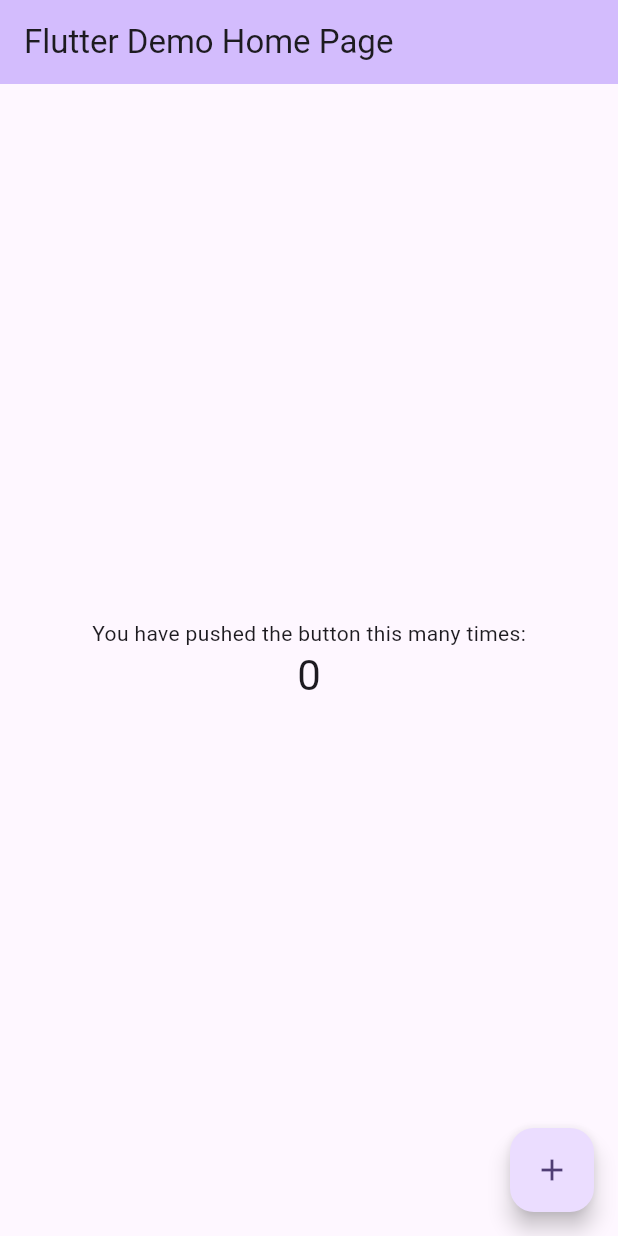
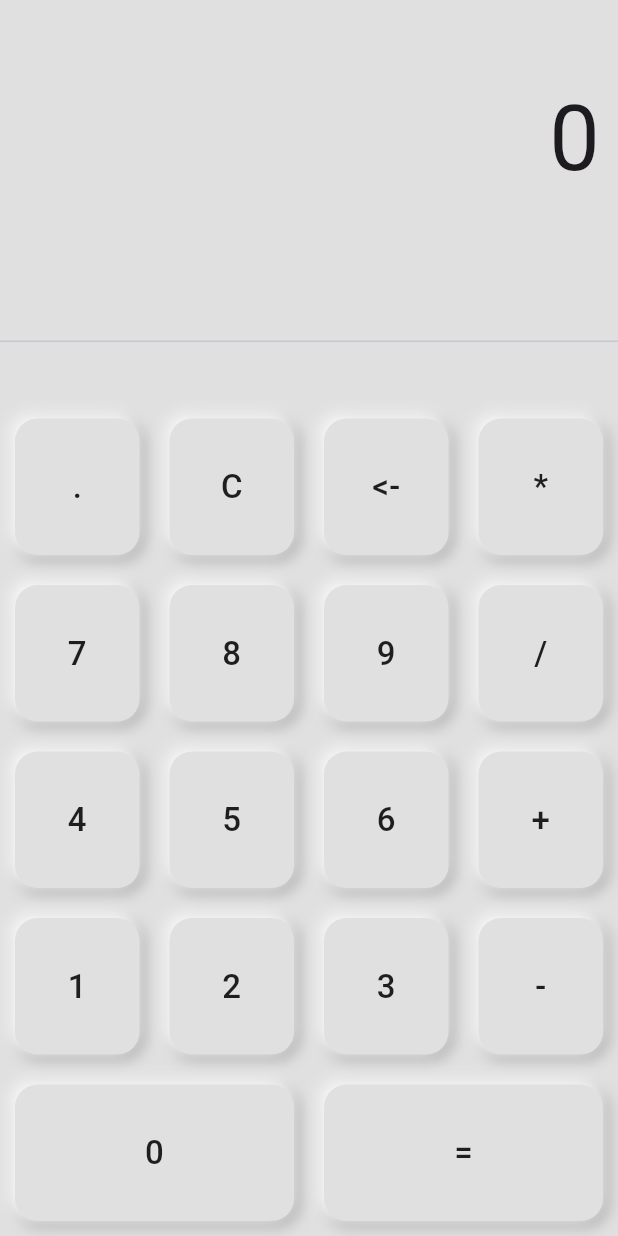
Before and after one commit to kiokomuinde/calc_flutter, a Flutter app: the screen it shows after launch, on a phone screen of 412 x 824 dp. Run offline on Flutter 3.47's test engine with Material 3 defaults, Android fonts, the phone set to English and light mode, and no system bars.

Commit message:
I added and edited the Functions in main Homepage

```diff
--- a/lib/main.dart
+++ b/lib/main.dart
@@ -1,125 +1,174 @@
+// import 'package:flutter/cupertino.dart';
 import 'package:flutter/material.dart';
 
-void main() {
-  runApp(const MyApp());
+void main() => runApp(MaterialApp(
+  debugShowCheckedModeBanner: false,
+  home: HomeApp(),
+));
+
+class HomeApp extends StatefulWidget {
+  @override
+  _HomeAppState createState() => _HomeAppState();
+
 }
 
-class MyApp extends StatelessWidget {
-  const MyApp({super.key});
+class _HomeAppState extends State<HomeApp> {
+  String output = "0";
 
-  // This widget is the root of your application.
+  String _out = "0";
+  double num1 = 0.0;
+  double num2 = 0.0;
+  String operand = "";
+
+  buttonPressed(String btnVal){
+    print(btnVal);
+    if(btnVal == "C"){
+       _out = "0";
+       num1 = 0.0;
+       num2 = 0.0;
+       operand = "";
+    }else if(btnVal == "+" || btnVal == "-" || btnVal =="*" || btnVal == "/"){
+      num1 = double.parse(output);
+      operand = btnVal;
+      _out = "0";
+      output = output + btnVal;
+    }else if(btnVal == "."){
+      if(_out.contains(".")){
+        print("Already exist");
+        return;
+      }else{
+        _out = _out + btnVal;
+      }
+    }else if(btnVal == "="){
+      num2 = double.parse(output);
+      if(operand == "+"){
+        _out = (num2 + num1).toString();
+
+      }
+      if(operand == "-"){
+        _out = (num1 - num2).toString();
+
+      }
+      if(operand == "*"){
+        _out = (num2 * num1).toString();
+
+      }
+      if(operand == "/"){
+        _out = (num1 / num2).toString();
+
+      }
+      num1 = 0.0;
+      num2 = 0.0;
+      //_out = "0";
+    }else{
+      _out = _out+ btnVal;
+    }
+
+    setState(() {
+      output = double.parse(_out).toStringAsFixed(2);
+    });
+  }
+
+  Widget buildButton(String ButtonVal){
+    return new Expanded(
+        child: Container(
+          padding: EdgeInsets.all(0.0),
+          margin: EdgeInsets.all(10.0),
+          decoration: BoxDecoration(
+            color: Colors.grey[300],
+            borderRadius: BorderRadius.all(Radius.circular(15.0)),
+            boxShadow: [
+              BoxShadow(
+                color: Colors.grey[500] ?? Colors.grey,
+                offset: Offset(2.0,2.0),
+                blurRadius: 8.0,
+                spreadRadius: 1.0
+              ),
+              BoxShadow(
+                  color: Colors.white,
+                  offset: Offset(-2.0,-2.0),
+                  blurRadius: 8.0,
+                  spreadRadius: 1.0
+              ),
+            ],
+          ),
+          child: MaterialButton(
+            padding: EdgeInsets.all(30.0),
+            child: Text(ButtonVal, style: TextStyle(
+              fontSize: 22.0
+            ),),
+            onPressed: ()=>
+              buttonPressed(ButtonVal)
+            ,
+          ),
+        )
+    );
+
+  }
   @override
   Widget build(BuildContext context) {
-    return MaterialApp(
-      title: 'Flutter Demo',
-      theme: ThemeData(
-        // This is the theme of your application.
-        //
-        // TRY THIS: Try running your application with "flutter run". You'll see
-        // the application has a purple toolbar. Then, without quitting the app,
-        // try changing the seedColor in the colorScheme below to Colors.green
-        // and then invoke "hot reload" (save your changes or press the "hot
-        // reload" button in a Flutter-supported IDE, or press "r" if you used
-        // the command line to start the app).
-        //
-        // Notice that the counter didn't reset back to zero; the application
-        // state is not lost during the reload. To reset the state, use hot
-        // restart instead.
-        //
-        // This works for code too, not just values: Most code changes can be
-        // tested with just a hot reload.
-        colorScheme: ColorScheme.fromSeed(seedColor: Colors.deepPurple),
-        useMaterial3: true,
+    return SafeArea(
+      child: Scaffold(
+        backgroundColor: Colors.grey[300],
+        body: Container(
+          child: Column(
+            children: <Widget>[
+              Container(
+                alignment: Alignment.centerRight,
+                padding: EdgeInsets.symmetric(horizontal:12.0,vertical: 50.0),
+                  child: Text(output, style: TextStyle(
+                    fontSize: 60.0
+                  ),)
+              ),
+              Expanded(
+                child: Divider(),
+              ),
+              Column(
+                children: <Widget>[
+                  Row(
+                    children: <Widget>[
+                      buildButton("."),
+                      buildButton("C"),
+                      buildButton("<-"),
+                      buildButton("*")
+                    ],
+                  ),
+                  Row(
+                    children: <Widget>[
+                      buildButton("7"),
+                      buildButton("8"),
+                      buildButton("9"),
+                      buildButton("/")
+                    ],
+                  ),
+                  Row(
+                    children: <Widget>[
+                      buildButton("4"),
+                      buildButton("5"),
+                      buildButton("6"),
+                      buildButton("+")
+                    ],
+                  ),
+                  Row(
+                    children: <Widget>[
+                      buildButton("1"),
+                      buildButton("2"),
+                      buildButton("3"),
+                      buildButton("-")
+                    ],
+                  ),
+                  Row(
+                    children: <Widget>[
+                      buildButton("0"),
+                      buildButton("="),
+                    ],
+                  )
+                ],
+              ),
+            ],
+          ),
+        )
       ),
-      home: const MyHomePage(title: 'Flutter Demo Home Page'),
     );
   }
 }
-
-class MyHomePage extends StatefulWidget {
-  const MyHomePage({super.key, required this.title});
-
-  // This widget is the home page of your application. It is stateful, meaning
-  // that it has a State object (defined below) that contains fields that affect
-  // how it looks.
-
-  // This class is the configuration for the state. It holds the values (in this
-  // case the title) provided by the parent (in this case the App widget) and
-  // used by the build method of the State. Fields in a Widget subclass are
-  // always marked "final".
-
-  final String title;
-
-  @override
-  State<MyHomePage> createState() => _MyHomePageState();
-}
-
-class _MyHomePageState extends State<MyHomePage> {
-  int _counter = 0;
-
-  void _incrementCounter() {
-    setState(() {
-      // This call to setState tells the Flutter framework that something has
-      // changed in this State, which causes it to rerun the build method below
-      // so that the display can reflect the updated values. If we changed
-      // _counter without calling setState(), then the build method would not be
-      // called again, and so nothing would appear to happen.
-      _counter++;
-    });
-  }
-
-  @override
-  Widget build(BuildContext context) {
-    // This method is rerun every time setState is called, for instance as done
-    // by the _incrementCounter method above.
-    //
-    // The Flutter framework has been optimized to make rerunning build methods
-    // fast, so that you can just rebuild anything that needs updating rather
-    // than having to individually change instances of widgets.
-    return Scaffold(
-      appBar: AppBar(
-        // TRY THIS: Try changing the color here to a specific color (to
-        // Colors.amber, perhaps?) and trigger a hot reload to see the AppBar
-        // change color while the other colors stay the same.
-        backgroundColor: Theme.of(context).colorScheme.inversePrimary,
-        // Here we take the value from the MyHomePage object that was created by
-        // the App.build method, and use it to set our appbar title.
-        title: Text(widget.title),
-      ),
-      body: Center(
-        // Center is a layout widget. It takes a single child and positions it
-        // in the middle of the parent.
-        child: Column(
-          // Column is also a layout widget. It takes a list of children and
-          // arranges them vertically. By default, it sizes itself to fit its
-          // children horizontally, and tries to be as tall as its parent.
-          //
-          // Column has various properties to control how it sizes itself and
-          // how it positions its children. Here we use mainAxisAlignment to
-          // center the children vertically; the main axis here is the vertical
-          // axis because Columns are vertical (the cross axis would be
-          // horizontal).
-          //
-          // TRY THIS: Invoke "debug painting" (choose the "Toggle Debug Paint"
-          // action in the IDE, or press "p" in the console), to see the
-          // wireframe for each widget.
-          mainAxisAlignment: MainAxisAlignment.center,
-          children: <Widget>[
-            const Text(
-              'You have pushed the button this many times:',
-            ),
-            Text(
-              '$_counter',
-              style: Theme.of(context).textTheme.headlineMedium,
-            ),
-          ],
-        ),
-      ),
-      floatingActionButton: FloatingActionButton(
-        onPressed: _incrementCounter,
-        tooltip: 'Increment',
-        child: const Icon(Icons.add),
-      ), // This trailing comma makes auto-formatting nicer for build methods.
-    );
-  }
-}
```
Also changed, not shown: 2 other files.
